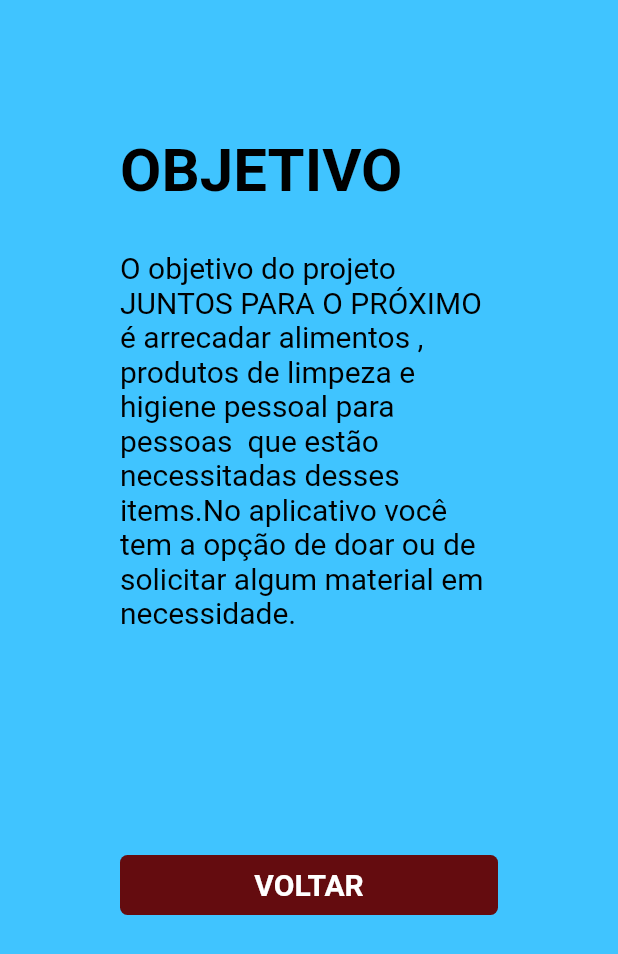
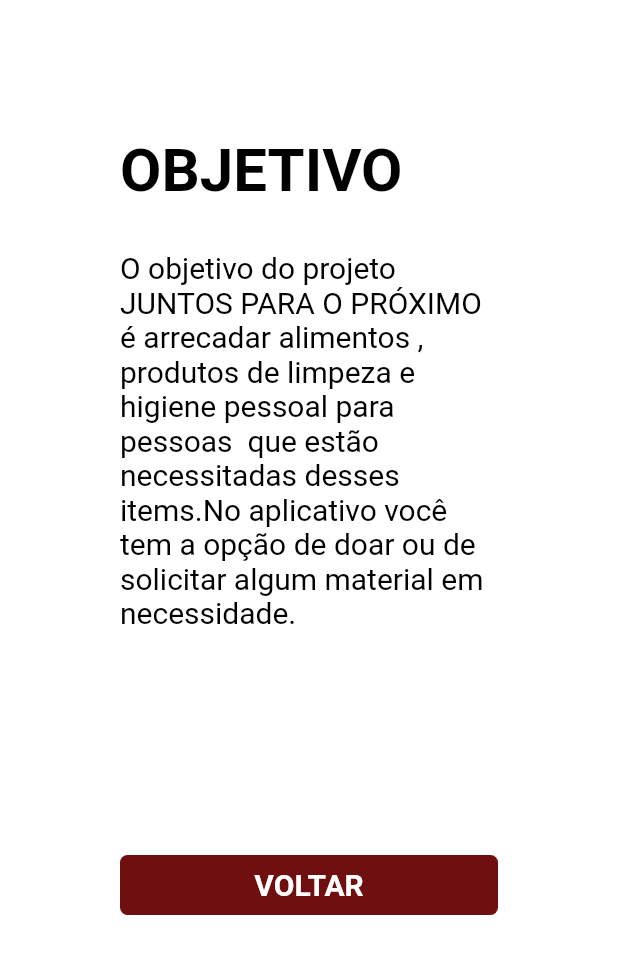
Before and after one commit to SilvioVieiraFilho/fluter_pap, a Flutter app: the Objetivo screen opened directly, on a phone screen of 412 x 824 dp. Shown: the top 954 px of the screen. Run offline on Flutter 3.47's test engine with Material 2 defaults, Android fonts, the phone set to English and light mode, and no system bars.

Commit message:
NA COMMIT

```diff
--- a/lib/Objetivo.dart
+++ b/lib/Objetivo.dart
@@ -15,7 +15,7 @@ class Objetivo extends StatelessWidget {
 
     ),
 
-    color: Colors.lightBlueAccent,
+    color: Colors.white,
 
     child: ListView(
     children: <Widget>[
```
